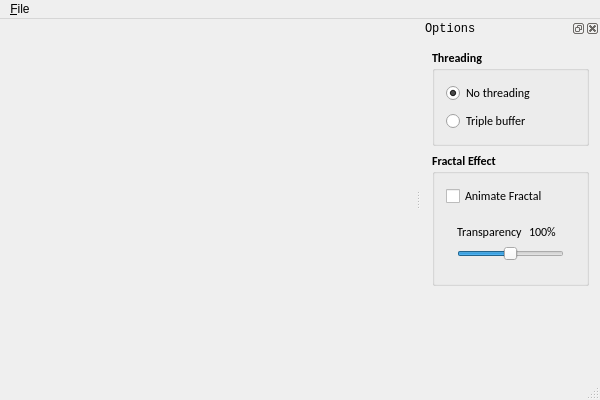
Before: the Qt Designer form Source/MainWindow.ui in cycheng/ThreadedMoviePlayback, drawn with Qt 5.
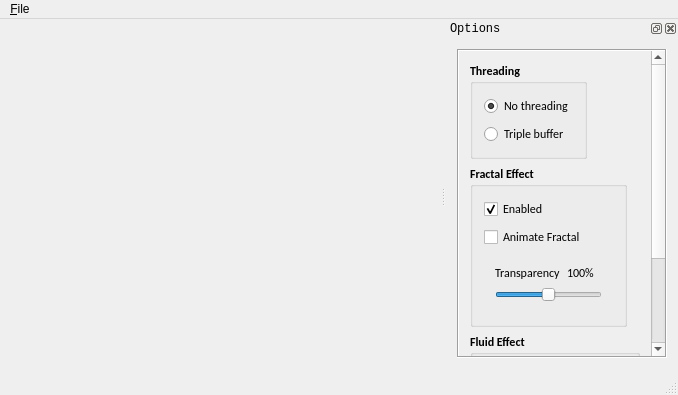
After: the same form once the commit is applied. Custom widgets are drawn as their Qt base class.

Commit message: Able to enable/disable effect, add scrollArea to ui, so we can put more effect control item into Options.

Diff of the .ui file:
```diff
--- a/Source/MainWindow.ui
+++ b/Source/MainWindow.ui
@@ -6,8 +6,8 @@
    <rect>
     <x>0</x>
     <y>0</y>
-    <width>600</width>
-    <height>400</height>
+    <width>678</width>
+    <height>395</height>
    </rect>
   </property>
   <property name="windowTitle">
@@ -19,8 +19,8 @@
      <widget class="CGLWidget" name="glwidget" native="true">
       <property name="minimumSize">
        <size>
-        <width>50</width>
-        <height>50</height>
+        <width>360</width>
+        <height>200</height>
        </size>
       </property>
      </widget>
@@ -32,7 +32,7 @@
     <rect>
      <x>0</x>
      <y>0</y>
-     <width>600</width>
+     <width>678</width>
      <height>25</height>
     </rect>
    </property>
@@ -60,7 +60,58 @@
    <widget class="QWidget" name="dockWidgetContents_2">
     <layout class="QVBoxLayout" name="verticalLayout">
      <item>
+      <widget class="QScrollArea" name="scrollArea">
+       <property name="sizePolicy">
+        <sizepolicy hsizetype="Fixed" vsizetype="Preferred">
+         <horstretch>0</horstretch>
+         <verstretch>0</verstretch>
+        </sizepolicy>
+       </property>
+       <property name="minimumSize">
+        <size>
+         <width>210</width>
+         <height>0</height>
+        </size>
+       </property>
+       <property name="frameShape">
+        <enum>QFrame::Box</enum>
+       </property>
+       <property name="frameShadow">
+        <enum>QFrame::Sunken</enum>
+       </property>
+       <property name="lineWidth">
+        <number>1</number>
+       </property>
+       <property name="horizontalScrollBarPolicy">
+        <enum>Qt::ScrollBarAlwaysOff</enum>
+       </property>
+       <property name="sizeAdjustPolicy">
+        <enum>QAbstractScrollArea::AdjustIgnored</enum>
+       </property>
+       <property name="widgetResizable">
+        <bool>true</bool>
+       </property>
+       <widget class="QWidget" name="scrollAreaWidgetContents_2">
+        <property name="geometry">
+         <rect>
+          <x>0</x>
+          <y>0</y>
+          <width>192</width>
+          <height>433</height>
+         </rect>
+        </property>
+        <layout class="QVBoxLayout" name="verticalLayout_3">
+         <item>
       <widget class="QGroupBox" name="groupBox_2">
+           <property name="enabled">
+            <bool>true</bool>
+           </property>
+           <property name="sizePolicy">
+            <sizepolicy hsizetype="Fixed" vsizetype="Preferred">
+             <horstretch>0</horstretch>
+             <verstretch>0</verstretch>
+            </sizepolicy>
+           </property>
        <property name="font">
         <font>
          <family>Calibri</family>
@@ -106,7 +157,7 @@
       </widget>
      </item>
      <item>
-      <widget class="QGroupBox" name="groupBox">
+          <widget class="QGroupBox" name="fractalGroup">
        <property name="enabled">
         <bool>true</bool>
        </property>
@@ -127,6 +178,22 @@
         <string>Fractal Effect</string>
        </property>
        <layout class="QVBoxLayout" name="verticalLayout_2">
+            <item>
+             <widget class="QCheckBox" name="fractalEnabled">
+              <property name="font">
+               <font>
+                <weight>50</weight>
+                <bold>false</bold>
+               </font>
+              </property>
+              <property name="text">
+               <string>Enabled</string>
+              </property>
+              <property name="checked">
+               <bool>true</bool>
+              </property>
+             </widget>
+            </item>
         <item>
          <widget class="QCheckBox" name="animate">
           <property name="enabled">
@@ -162,7 +229,7 @@
            </font>
           </property>
           <layout class="QGridLayout" name="gridLayout">
-           <item row="0" column="1">
+               <item row="1" column="1">
             <widget class="QLabel" name="transparency">
              <property name="enabled">
               <bool>true</bool>
@@ -190,7 +257,7 @@
              </property>
             </widget>
            </item>
-           <item row="0" column="0">
+               <item row="1" column="0">
             <widget class="QLabel" name="label">
              <property name="sizePolicy">
               <sizepolicy hsizetype="Fixed" vsizetype="Preferred">
@@ -206,7 +273,7 @@
              </property>
             </widget>
            </item>
-           <item row="1" column="0" colspan="2">
+               <item row="2" column="0" colspan="2">
             <widget class="QSlider" name="alphaSlider">
              <property name="sizePolicy">
               <sizepolicy hsizetype="Preferred" vsizetype="Fixed">
@@ -241,6 +308,73 @@
       </widget>
      </item>
      <item>
+          <widget class="QGroupBox" name="fluidGroup">
+           <property name="font">
+            <font>
+             <family>Calibri</family>
+             <weight>75</weight>
+             <bold>true</bold>
+            </font>
+           </property>
+           <property name="title">
+            <string>Fluid Effect</string>
+           </property>
+           <layout class="QVBoxLayout" name="verticalLayout_5">
+            <item>
+             <widget class="QCheckBox" name="fluidEnabled">
+              <property name="font">
+               <font>
+                <family>Calibri</family>
+                <weight>50</weight>
+                <bold>false</bold>
+               </font>
+              </property>
+              <property name="text">
+               <string>Enabled</string>
+              </property>
+              <property name="checked">
+               <bool>true</bool>
+              </property>
+             </widget>
+            </item>
+           </layout>
+          </widget>
+         </item>
+         <item>
+          <widget class="QGroupBox" name="groupBox_4">
+           <property name="font">
+            <font>
+             <family>Calibri</family>
+             <weight>75</weight>
+             <bold>true</bold>
+            </font>
+           </property>
+           <property name="title">
+            <string>Page Curl Effect</string>
+           </property>
+           <layout class="QVBoxLayout" name="verticalLayout_6">
+            <item>
+             <widget class="QCheckBox" name="pageCurlEnabled">
+              <property name="font">
+               <font>
+                <weight>50</weight>
+                <bold>false</bold>
+                <strikeout>false</strikeout>
+               </font>
+              </property>
+              <property name="text">
+               <string>Enabled</string>
+              </property>
+             </widget>
+            </item>
+           </layout>
+          </widget>
+         </item>
+        </layout>
+       </widget>
+      </widget>
+     </item>
+     <item>
       <spacer name="verticalSpacer_2">
        <property name="orientation">
         <enum>Qt::Vertical</enum>
@@ -248,7 +382,7 @@
        <property name="sizeHint" stdset="0">
         <size>
          <width>20</width>
-         <height>179</height>
+         <height>30</height>
         </size>
        </property>
       </spacer>
```
Lines whose indentation alone changed are shown as unchanged. The commit also changes 8 other files.
